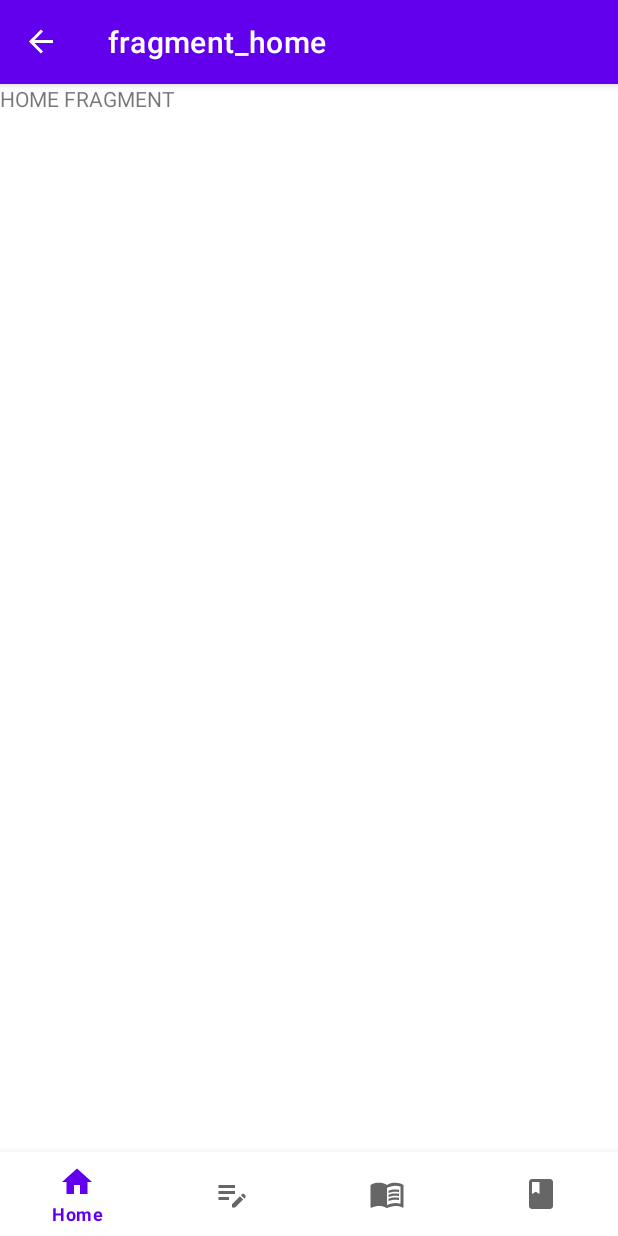
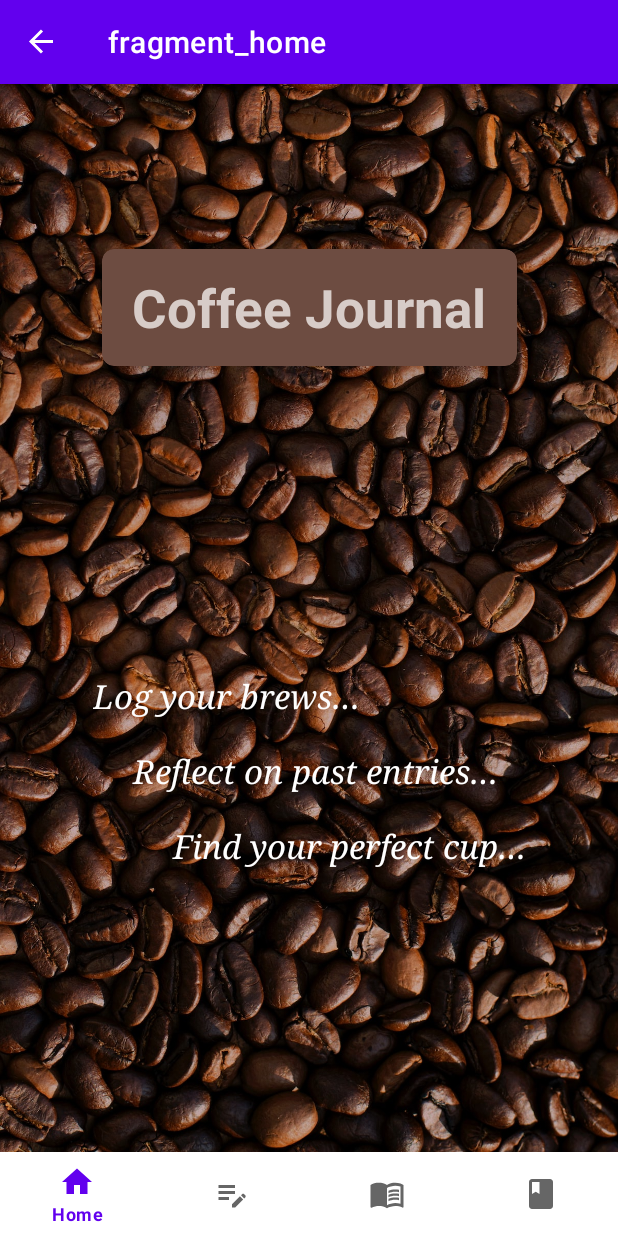
Before and after one commit to limepixl/CoffeeJournal_196068, an Android app: the screen it shows after launch (MainActivity), on a phone screen of 412 x 824 dp. Run offline under Robolectric (Android 15) with nearby library versions, the phone set to English and light mode, and no system bars; our stand-ins replace navigation-ui.

Commit message:
Added home fragment with intro text, title and background

```diff
--- a/app/src/main/res/layout/fragment_home.xml
+++ b/app/src/main/res/layout/fragment_home.xml
@@ -1,13 +1,74 @@
 <?xml version="1.0" encoding="utf-8"?>
-<FrameLayout xmlns:android="http://schemas.android.com/apk/res/android"
+<androidx.constraintlayout.widget.ConstraintLayout xmlns:android="http://schemas.android.com/apk/res/android"
+    xmlns:app="http://schemas.android.com/apk/res-auto"
     xmlns:tools="http://schemas.android.com/tools"
+    android:id="@+id/homeFragmentLayout"
     android:layout_width="match_parent"
     android:layout_height="match_parent"
+    android:elevation="2dp"
+    android:fadingEdge="none"
+    android:requiresFadingEdge="horizontal|vertical"
     tools:context=".fragments.HomeFragment">
 
+    <ImageView
+        android:id="@+id/ivHomeBackground"
+        android:layout_width="wrap_content"
+        android:layout_height="wrap_content"
+        android:contentDescription="@string/home_background"
+        android:rotation="90"
+        android:scaleX="2"
+        android:scaleY="2"
+        android:src="@drawable/bg_coffee"
+        app:layout_constraintStart_toStartOf="parent"
+        app:layout_constraintTop_toTopOf="parent" />
+
+    <androidx.cardview.widget.CardView
+        android:id="@+id/cvTitleCard"
+        android:layout_width="wrap_content"
+        android:layout_height="wrap_content"
+        android:layout_marginBottom="24dp"
+        android:alpha="1"
+        app:cardBackgroundColor="#6D4C41"
+        app:cardCornerRadius="8dp"
+        app:cardElevation="100dp"
+        app:layout_constraintBottom_toBottomOf="parent"
+        app:layout_constraintEnd_toEndOf="parent"
+        app:layout_constraintStart_toStartOf="parent"
+        app:layout_constraintTop_toTopOf="parent"
+        app:layout_constraintVertical_bias="0.18">
+
+        <TextView
+            android:id="@+id/tvHomeTitle"
+            android:layout_width="wrap_content"
+            android:layout_height="wrap_content"
+            android:layout_marginHorizontal="20dp"
+            android:layout_marginVertical="15dp"
+            android:text="@string/home_title_text"
+            android:textAppearance="@style/TextAppearance.AppCompat.Display1"
+            android:textColor="#D7CCC8"
+            android:textSize="35sp"
+            android:textStyle="bold"
+            android:typeface="normal" />
+    </androidx.cardview.widget.CardView>
+
     <TextView
-        android:layout_width="match_parent"
-        android:layout_height="match_parent"
-        android:text="HOME FRAGMENT" />
+        android:id="@+id/tvHomeIntroText"
+        android:layout_width="wrap_content"
+        android:layout_height="wrap_content"
+        android:outlineProvider="none"
+        android:shadowColor="#000000"
+        android:shadowDx="5"
+        android:shadowDy="5"
+        android:text="@string/home_intro_text"
+        android:textColor="#FFFFFF"
+        android:textSize="22sp"
+        android:textStyle="italic"
+        android:typeface="serif"
+        app:layout_constraintBottom_toBottomOf="parent"
+        app:layout_constraintEnd_toEndOf="parent"
+        app:layout_constraintStart_toStartOf="parent"
+        app:layout_constraintTop_toBottomOf="@+id/cvTitleCard"
+        app:layout_constraintVertical_bias="0.52"
+        app:lineHeight="50dp" />
 
-</FrameLayout>
+</androidx.constraintlayout.widget.ConstraintLayout>
--- a/app/src/main/res/values/strings.xml
+++ b/app/src/main/res/values/strings.xml
@@ -12,4 +12,7 @@
     <string name="spinner_speakable_text">Coffee Brew Method selection</string>
     <string name="rating_bar_speakable_text">Coffee Rating Bar</string>
     <string name="home_nav_label">Home</string>
+    <string name="home_title_text">Coffee Journal</string>
+    <string name="home_background">Home background image depicting coffee beans</string>
+    <string name="home_intro_text">Log your brews…\n\t\tReflect on past entries…\n\t\t\t\tFind your perfect cup…</string>
 </resources>
```
Also changed, not shown: app/src/main/res/drawable/bg_coffee.jpg (added).
